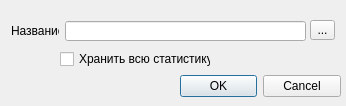
brat002/ExpertBilling, file mdi/forms/class_name_edit.ui: the form before one commit.
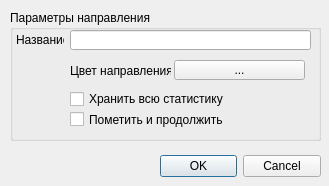
The form after the commit.

```diff
--- a/mdi/forms/class_name_edit.ui
+++ b/mdi/forms/class_name_edit.ui
@@ -5,8 +5,8 @@
    <rect>
     <x>0</x>
     <y>0</y>
-    <width>346</width>
-    <height>106</height>
+    <width>329</width>
+    <height>186</height>
    </rect>
   </property>
   <property name="windowTitle" >
@@ -15,8 +15,8 @@
   <widget class="QDialogButtonBox" name="buttonBox" >
    <property name="geometry" >
     <rect>
-     <x>180</x>
-     <y>70</y>
+     <x>160</x>
+     <y>150</y>
      <width>161</width>
      <height>32</height>
     </rect>
@@ -28,21 +28,49 @@
     <set>QDialogButtonBox::Cancel|QDialogButtonBox::NoButton|QDialogButtonBox::Ok</set>
    </property>
   </widget>
+  <widget class="QGroupBox" name="params_groupBox" >
+   <property name="geometry" >
+    <rect>
+     <x>10</x>
+     <y>10</y>
+     <width>311</width>
+     <height>131</height>
+    </rect>
+   </property>
+   <property name="title" >
+    <string>Параметры направления</string>
+   </property>
   <widget class="QLineEdit" name="name_edit" >
    <property name="geometry" >
     <rect>
-     <x>65</x>
-     <y>21</y>
+      <x>60</x>
+      <y>20</y>
      <width>241</width>
      <height>20</height>
     </rect>
    </property>
   </widget>
+   <widget class="QToolButton" name="color_edit" >
+    <property name="geometry" >
+     <rect>
+      <x>164</x>
+      <y>50</y>
+      <width>131</width>
+      <height>20</height>
+     </rect>
+    </property>
+    <property name="text" >
+     <string>...</string>
+    </property>
+    <property name="arrowType" >
+     <enum>Qt::NoArrow</enum>
+    </property>
+   </widget>
   <widget class="QLabel" name="name_label" >
    <property name="geometry" >
     <rect>
-     <x>11</x>
-     <y>21</y>
+      <x>6</x>
+      <y>20</y>
      <width>48</width>
      <height>20</height>
     </rect>
@@ -51,31 +79,45 @@
     <string>Название</string>
    </property>
   </widget>
-  <widget class="QToolButton" name="color_edit" >
-   <property name="geometry" >
-    <rect>
-     <x>310</x>
-     <y>20</y>
-     <width>25</width>
-     <height>20</height>
-    </rect>
-   </property>
-   <property name="text" >
-    <string>...</string>
-   </property>
-  </widget>
   <widget class="QCheckBox" name="store_edit" >
    <property name="geometry" >
     <rect>
      <x>60</x>
-     <y>50</y>
-     <width>151</width>
+      <y>80</y>
+      <width>271</width>
      <height>18</height>
     </rect>
    </property>
    <property name="text" >
     <string>Хранить всю статистику</string>
    </property>
+   </widget>
+   <widget class="QCheckBox" name="passthrough_checkBox" >
+    <property name="geometry" >
+     <rect>
+      <x>60</x>
+      <y>100</y>
+      <width>271</width>
+      <height>19</height>
+     </rect>
+    </property>
+    <property name="text" >
+     <string>Пометить и продолжить</string>
+    </property>
+   </widget>
+   <widget class="QLabel" name="color_label" >
+    <property name="geometry" >
+     <rect>
+      <x>60</x>
+      <y>50</y>
+      <width>101</width>
+      <height>21</height>
+     </rect>
+    </property>
+    <property name="text" >
+     <string>Цвет направления</string>
+    </property>
+   </widget>
   </widget>
  </widget>
  <tabstops>
```
Lines whose indentation alone changed are shown as unchanged.
